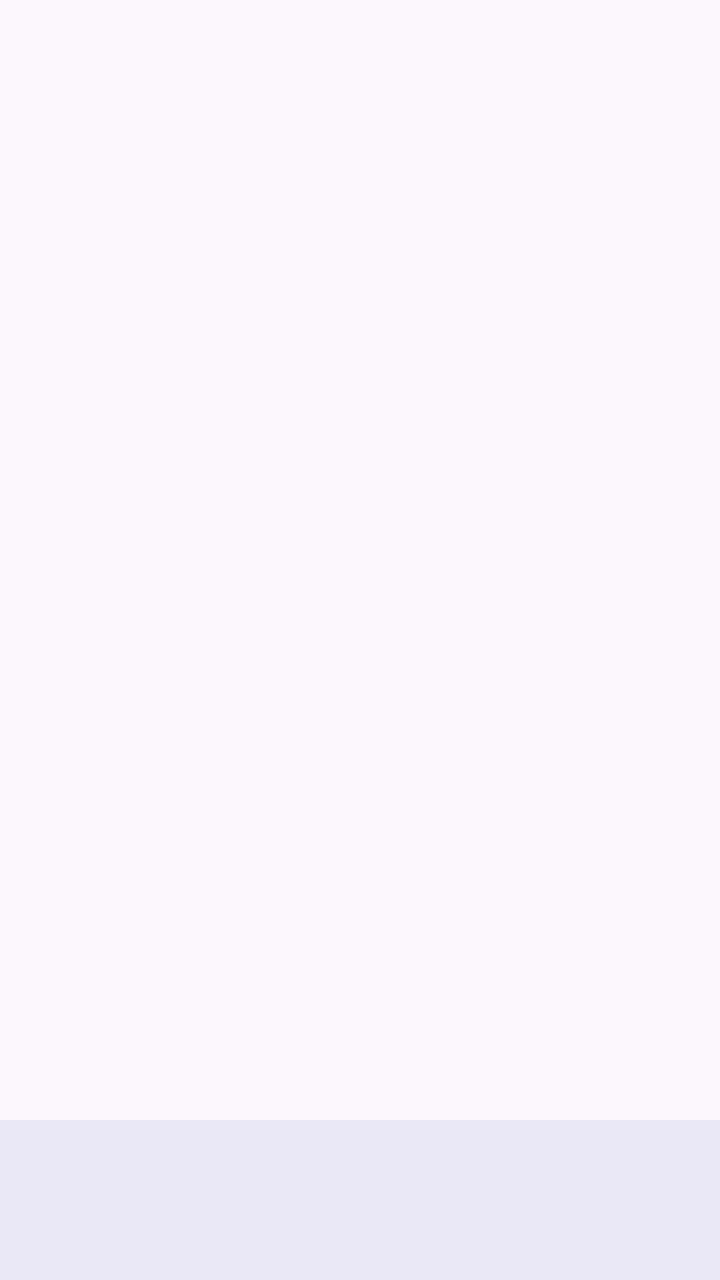
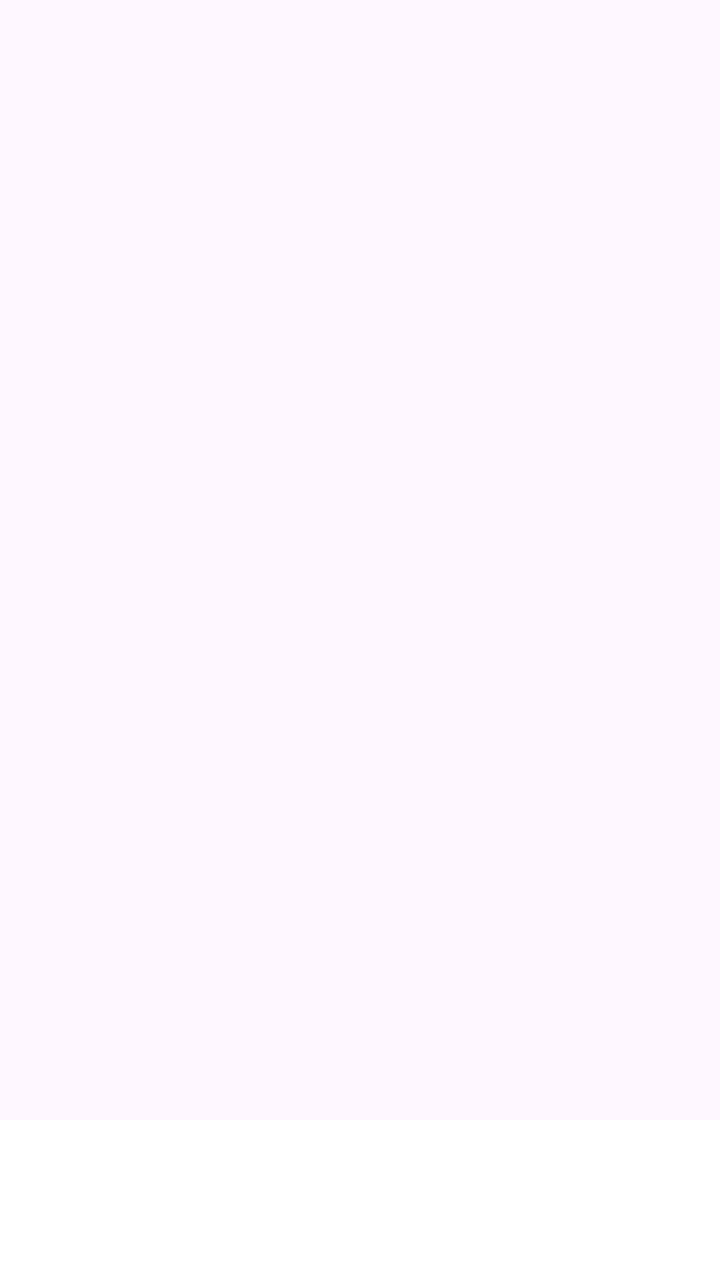

Compare the two renders of this Android layout. The source of the first and the diff that turns it into the second are given below.
<!-- AndroidManifest.xml: application theme Theme.CallShield -->
<!-- res/layout/activity_home.xml -->
<?xml version="1.0" encoding="utf-8"?>
<LinearLayout xmlns:android="http://schemas.android.com/apk/res/android"
    android:layout_width="match_parent"
    android:layout_height="match_parent"
    android:orientation="vertical">
    <FrameLayout
        android:id="@+id/fragmentContainer"
        android:layout_width="match_parent"
        android:layout_height="0dp"
        android:layout_weight="1"/>
    <com.google.android.material.bottomnavigation.BottomNavigationView
        android:id="@+id/bottomNav"
        android:layout_width="match_parent"
        android:layout_height="wrap_content"
        android:background="?attr/colorSurface"/>
</LinearLayout>
<!-- resources referenced by this layout -->
<resources>
  <style name="Theme.CallShield" parent="Theme.Material3.DayNight">
          <item name="colorPrimary">@color/primary</item>
          <item name="colorPrimaryVariant">@color/primary_variant</item>
          <item name="colorSecondary">@color/secondary</item>
      </style>
  <color name="primary">#0D47A1</color>
  <color name="primary_variant">#002171</color>
  <color name="secondary">#1976D2</color>
</resources>

<!-- the commit's change to res/layout/activity_home.xml (unified diff, before → after) -->
@@ -1,16 +1,6 @@
 <?xml version="1.0" encoding="utf-8"?>
 <LinearLayout xmlns:android="http://schemas.android.com/apk/res/android"
-    android:layout_width="match_parent"
-    android:layout_height="match_parent"
-    android:orientation="vertical">
-    <FrameLayout
-        android:id="@+id/fragmentContainer"
-        android:layout_width="match_parent"
-        android:layout_height="0dp"
-        android:layout_weight="1"/>
-    <com.google.android.material.bottomnavigation.BottomNavigationView
-        android:id="@+id/bottomNav"
-        android:layout_width="match_parent"
-        android:layout_height="wrap_content"
-        android:background="?attr/colorSurface"/>
+    android:layout_width="match_parent" android:layout_height="match_parent" android:orientation="vertical">
+    <FrameLayout android:id="@+id/fragmentContainer" android:layout_width="match_parent" android:layout_height="0dp" android:layout_weight="1"/>
+    <com.google.android.material.bottomnavigation.BottomNavigationView android:id="@+id/bottomNav" android:layout_width="match_parent" android:layout_height="wrap_content" android:background="#FFFFFF"/>
 </LinearLayout>
